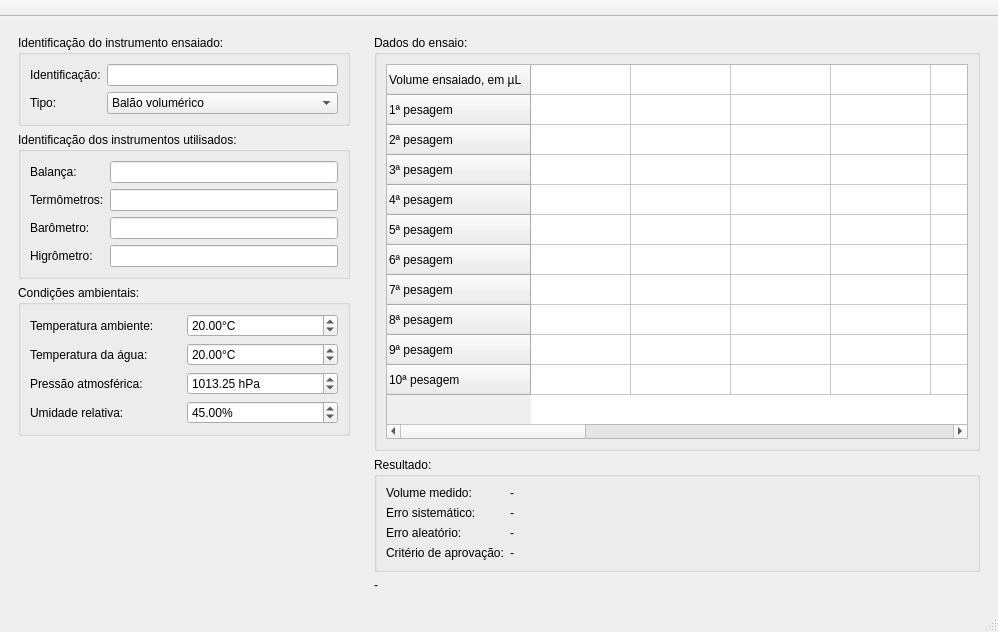
Qt form vaca.ui (brunoparente77/vaca) before a commit.
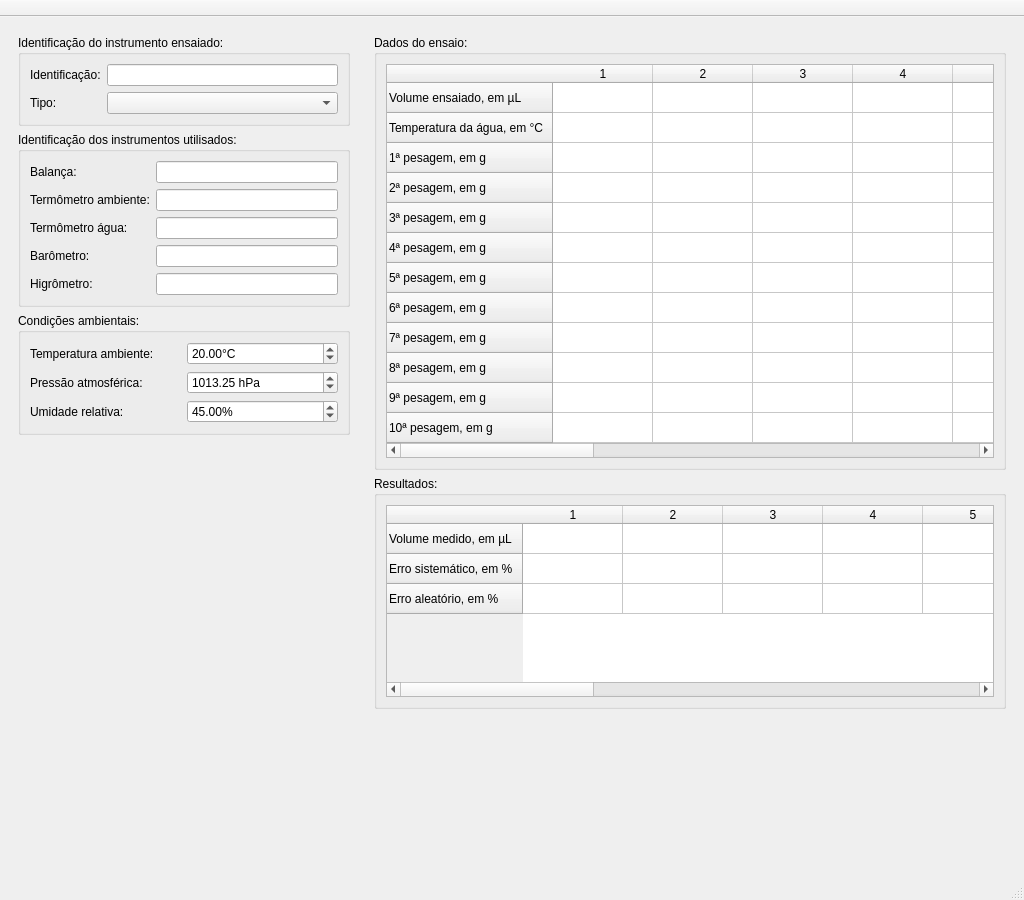
The same form after that commit. Icons and pictures are not drawn.

What changed in the file:
```diff
--- a/vaca.ui
+++ b/vaca.ui
@@ -6,20 +6,20 @@
    <rect>
     <x>0</x>
     <y>0</y>
-    <width>998</width>
-    <height>632</height>
+    <width>1024</width>
+    <height>900</height>
    </rect>
   </property>
   <property name="minimumSize">
    <size>
-    <width>998</width>
-    <height>632</height>
+    <width>1024</width>
+    <height>900</height>
    </size>
   </property>
   <property name="maximumSize">
    <size>
-    <width>998</width>
-    <height>632</height>
+    <width>2048</width>
+    <height>900</height>
    </size>
   </property>
   <property name="windowTitle">
@@ -66,53 +66,7 @@
            </widget>
           </item>
           <item row="1" column="1">
-           <widget class="QComboBox" name="instKind">
-            <item>
-             <property name="text">
-              <string>Balão volumérico</string>
-             </property>
-            </item>
-            <item>
-             <property name="text">
-              <string>Bureta</string>
-             </property>
-            </item>
-            <item>
-             <property name="text">
-              <string>Bureta &quot;digital&quot;</string>
-             </property>
-            </item>
-            <item>
-             <property name="text">
-              <string>Dispensador</string>
-             </property>
-            </item>
-            <item>
-             <property name="text">
-              <string>Micropipeta de vol. fixo</string>
-             </property>
-            </item>
-            <item>
-             <property name="text">
-              <string>Micropipeta de vol. variável</string>
-             </property>
-            </item>
-            <item>
-             <property name="text">
-              <string>Micropipeta multicanal</string>
-             </property>
-            </item>
-            <item>
-             <property name="text">
-              <string>Pipeta graduada</string>
-             </property>
-            </item>
-            <item>
-             <property name="text">
-              <string>Pipeta volumétrica</string>
-             </property>
-            </item>
-           </widget>
+           <widget class="QComboBox" name="instKind"/>
           </item>
          </layout>
         </widget>
@@ -136,33 +90,43 @@
           <item row="1" column="0">
            <widget class="QLabel" name="label_21">
             <property name="text">
-             <string>Termômetros:</string>
+             <string>Termômetro ambiente:</string>
             </property>
            </widget>
           </item>
           <item row="1" column="1">
            <widget class="QLineEdit" name="termId"/>
           </item>
-          <item row="2" column="0">
+          <item row="3" column="0">
            <widget class="QLabel" name="label_22">
             <property name="text">
              <string>Barômetro:</string>
             </property>
            </widget>
           </item>
-          <item row="2" column="1">
+          <item row="3" column="1">
            <widget class="QLineEdit" name="barId"/>
           </item>
-          <item row="3" column="0">
+          <item row="4" column="0">
            <widget class="QLabel" name="label_23">
             <property name="text">
              <string>Higrômetro:</string>
             </property>
            </widget>
           </item>
-          <item row="3" column="1">
+          <item row="4" column="1">
            <widget class="QLineEdit" name="higId"/>
           </item>
+          <item row="2" column="1">
+           <widget class="QLineEdit" name="lineEdit"/>
+          </item>
+          <item row="2" column="0">
+           <widget class="QLabel" name="label">
+            <property name="text">
+             <string>Termômetro água:</string>
+            </property>
+           </widget>
+          </item>
          </layout>
         </widget>
        </item>
@@ -172,68 +136,8 @@
           <string>Condições ambientais:</string>
          </property>
          <layout class="QGridLayout" name="gridLayout_2">
-          <item row="2" column="0">
-           <widget class="QLabel" name="label_24">
-            <property name="text">
-             <string>Pressão atmosférica:</string>
-            </property>
-           </widget>
-          </item>
           <item row="1" column="1">
-           <widget class="QDoubleSpinBox" name="tempAgua">
-            <property name="suffix">
-             <string>°C</string>
-            </property>
-            <property name="maximum">
-             <double>30.000000000000000</double>
-            </property>
-            <property name="singleStep">
-             <double>0.500000000000000</double>
-            </property>
-            <property name="value">
-             <double>20.000000000000000</double>
-            </property>
-           </widget>
-          </item>
-          <item row="0" column="1">
-           <widget class="QDoubleSpinBox" name="tempAmb">
-            <property name="suffix">
-             <string>°C</string>
-            </property>
-            <property name="maximum">
-             <double>30.000000000000000</double>
-            </property>
-            <property name="singleStep">
-             <double>0.500000000000000</double>
-            </property>
-            <property name="value">
-             <double>20.000000000000000</double>
-            </property>
-           </widget>
-          </item>
-          <item row="3" column="0">
-           <widget class="QLabel" name="label_25">
-            <property name="text">
-             <string>Umidade relativa:</string>
-            </property>
-           </widget>
-          </item>
-          <item row="1" column="0">
-           <widget class="QLabel" name="label_26">
-            <property name="text">
-             <string>Temperatura da água:</string>
-            </property>
-           </widget>
-          </item>
-          <item row="0" column="0">
-           <widget class="QLabel" name="label_27">
-            <property name="text">
-             <string>Temperatura ambiente:</string>
-            </property>
-           </widget>
-          </item>
-          <item row="2" column="1">
-           <widget class="QDoubleSpinBox" name="presAr">
+           <widget class="QDoubleSpinBox" name="presAtm">
             <property name="suffix">
              <string> hPa</string>
             </property>
@@ -251,7 +155,44 @@
             </property>
            </widget>
           </item>
-          <item row="3" column="1">
+          <item row="2" column="0">
+           <widget class="QLabel" name="label_25">
+            <property name="text">
+             <string>Umidade relativa:</string>
+            </property>
+           </widget>
+          </item>
+          <item row="0" column="1">
+           <widget class="QDoubleSpinBox" name="tempAmb">
+            <property name="suffix">
+             <string>°C</string>
+            </property>
+            <property name="maximum">
+             <double>30.000000000000000</double>
+            </property>
+            <property name="singleStep">
+             <double>0.500000000000000</double>
+            </property>
+            <property name="value">
+             <double>20.000000000000000</double>
+            </property>
+           </widget>
+          </item>
+          <item row="0" column="0">
+           <widget class="QLabel" name="label_27">
+            <property name="text">
+             <string>Temperatura ambiente:</string>
+            </property>
+           </widget>
+          </item>
+          <item row="1" column="0">
+           <widget class="QLabel" name="label_24">
+            <property name="text">
+             <string>Pressão atmosférica:</string>
+            </property>
+           </widget>
+          </item>
+          <item row="2" column="1">
            <widget class="QDoubleSpinBox" name="umidRel">
             <property name="suffix">
              <string>%</string>
@@ -313,13 +254,13 @@
              <bool>false</bool>
             </property>
             <property name="rowCount">
-             <number>11</number>
+             <number>12</number>
             </property>
             <property name="columnCount">
              <number>12</number>
             </property>
             <attribute name="horizontalHeaderVisible">
-             <bool>false</bool>
+             <bool>true</bool>
             </attribute>
             <row>
              <property name="text">
@@ -328,52 +269,57 @@
             </row>
             <row>
              <property name="text">
-              <string>1ª pesagem</string>
+              <string>Temperatura da água, em °C</string>
              </property>
             </row>
             <row>
              <property name="text">
-              <string>2ª pesagem</string>
+              <string>1ª pesagem, em g</string>
              </property>
             </row>
             <row>
              <property name="text">
-              <string>3ª pesagem</string>
+              <string>2ª pesagem, em g</string>
              </property>
             </row>
             <row>
              <property name="text">
-              <string>4ª pesagem</string>
+              <string>3ª pesagem, em g</string>
              </property>
             </row>
             <row>
              <property name="text">
-              <string>5ª pesagem</string>
+              <string>4ª pesagem, em g</string>
              </property>
             </row>
             <row>
              <property name="text">
-              <string>6ª pesagem</string>
+              <string>5ª pesagem, em g</string>
              </property>
             </row>
             <row>
              <property name="text">
-              <string>7ª pesagem</string>
+              <string>6ª pesagem, em g</string>
              </property>
             </row>
             <row>
              <property name="text">
-              <string>8ª pesagem</string>
+              <string>7ª pesagem, em g</string>
              </property>
             </row>
             <row>
              <property name="text">
-              <string>9ª pesagem</string>
+              <string>8ª pesagem, em g</string>
              </property>
             </row>
             <row>
              <property name="text">
-              <string>10ª pesagem</string>
+              <string>9ª pesagem, em g</string>
+             </property>
+            </row>
+            <row>
+             <property name="text">
+              <string>10ª pesagem, em g</string>
              </property>
             </row>
             <column/>
@@ -456,74 +402,58 @@
        <item>
         <widget class="QGroupBox" name="groupBox_4">
          <property name="title">
-          <string>Resultado:</string>
+          <string>Resultados:</string>
          </property>
-         <layout class="QFormLayout" name="formLayout_3">
-          <item row="1" column="0">
-           <widget class="QLabel" name="label_8">
-            <property name="text">
-             <string>Erro sistemático:</string>
+         <layout class="QVBoxLayout" name="verticalLayout_4">
+          <item>
+           <widget class="QTableWidget" name="tableRes">
+            <property name="columnCount">
+             <number>12</number>
             </property>
-           </widget>
-          </item>
-          <item row="1" column="1">
-           <widget class="QLabel" name="resErrSist">
-            <property name="text">
-             <string>-</string>
-            </property>
-           </widget>
-          </item>
-          <item row="2" column="0">
-           <widget class="QLabel" name="label_12">
-            <property name="text">
-             <string>Erro aleatório:</string>
-            </property>
-           </widget>
-          </item>
-          <item row="0" column="0">
-           <widget class="QLabel" name="label_14">
-            <property name="text">
-             <string>Volume medido:</string>
-            </property>
-           </widget>
-          </item>
-          <item row="0" column="1">
-           <widget class="QLabel" name="resVol">
-            <property name="text">
-             <string>-</string>
-            </property>
-           </widget>
-          </item>
-          <item row="2" column="1">
-           <widget class="QLabel" name="resErrAlea">
-            <property name="text">
-             <string>-</string>
-            </property>
-           </widget>
-          </item>
-          <item row="3" column="0">
-           <widget class="QLabel" name="label_17">
-            <property name="text">
-             <string>Critério de aprovação:</string>
-            </property>
-           </widget>
-          </item>
-          <item row="3" column="1">
-           <widget class="QLabel" name="resCrit">
-            <property name="text">
-             <string>-</string>
-            </property>
+            <row>
+             <property name="text">
+              <string>Volume medido, em µL</string>
+             </property>
+            </row>
+            <row>
+             <property name="text">
+              <string>Erro sistemático, em %</string>
+             </property>
+            </row>
+            <row>
+             <property name="text">
+              <string>Erro aleatório, em %</string>
+             </property>
+            </row>
+            <column/>
+            <column/>
+            <column/>
+            <column/>
+            <column/>
+            <column/>
+            <column/>
+            <column/>
+            <column/>
+            <column/>
+            <column/>
+            <column/>
            </widget>
           </item>
          </layout>
         </widget>
        </item>
        <item>
-        <widget class="QLabel" name="resAprov">
-         <property name="text">
-          <string>-</string>
+        <spacer name="verticalSpacer_2">
+         <property name="orientation">
+          <enum>Qt::Vertical</enum>
          </property>
-        </widget>
+         <property name="sizeHint" stdset="0">
+          <size>
+           <width>20</width>
+           <height>40</height>
+          </size>
+         </property>
+        </spacer>
        </item>
       </layout>
      </widget>
```
Left out of the diff: 22 changed lines with no effect on the pictures.
